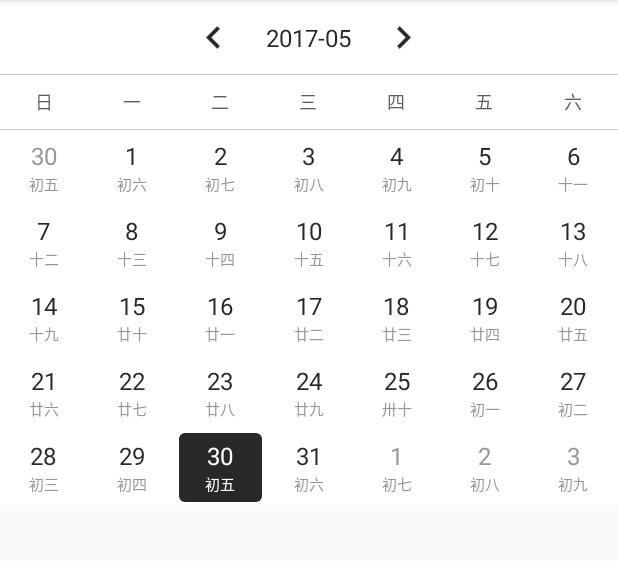
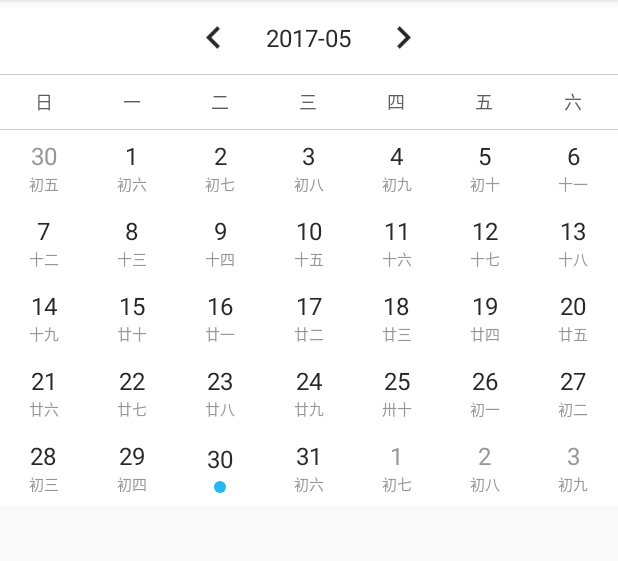
Before and after one commit to xtagwgj/CalendarView, an Android app: the screen it shows after launch (MainActivity), on a phone screen of 412 x 824 dp, the part 84-645 px from its top. Run offline under Robolectric (Android 15) with nearby library versions, the phone set to English and light mode, and no system bars.

Commit message:
修改当前日期的显示方式

```diff
--- a/CalendarView/library/calendarlibrary/src/main/java/com/xtagwgj/calendar/adapter/MNCalendarAdapter.java
+++ b/CalendarView/library/calendarlibrary/src/main/java/com/xtagwgj/calendar/adapter/MNCalendarAdapter.java
@@ -110,17 +110,21 @@ public class MNCalendarAdapter extends RecyclerView.Adapter<RecyclerView.ViewHol
             String now_yyy_MM_dd = sdf.format(nowDate);
             String position_yyy_MM_dd = sdf.format(datePosition);
 
-            if (now_yyy_MM_dd.equals(position_yyy_MM_dd)
+            if (mnCalendarConfig.isMnCalendar_showCurrDay() && now_yyy_MM_dd.equals(position_yyy_MM_dd)
                     && (datePosition.getMonth() == currentDate.getMonth() ||
                     mnCalendarConfig.isMnCalendar_showOtherMonthInfo())) {
-                myViewHolder.iv_today_bg.setVisibility(View.VISIBLE);
-                myViewHolder.iv_today_bg.setBackground(context.getResources().getDrawable(R.drawable.mn_today_bg));
-                myViewHolder.tvDay.setTextColor(mnCalendarConfig.getMnCalendar_colorTodayText());
-                myViewHolder.tvDay_lunar.setTextColor(mnCalendarConfig.getMnCalendar_colorTodayText());
+//                myViewHolder.iv_today_bg.setVisibility(View.VISIBLE);
+//                myViewHolder.iv_today_bg.setBackground(context.getResources().getDrawable(R.drawable.mn_today_bg));
+//                myViewHolder.tvDay.setTextColor(mnCalendarConfig.getMnCalendar_colorTodayText());
+//                myViewHolder.tvDay_lunar.setTextColor(mnCalendarConfig.getMnCalendar_colorTodayText());
+                //动态修改颜色
+//                GradientDrawable myGrad = (GradientDrawable) myViewHolder.iv_today_bg.getBackground();
+//                myGrad.setColor(mnCalendarConfig.getMnCalendar_colorTodayBg());
 
-                //动态修改颜色
-                GradientDrawable myGrad = (GradientDrawable) myViewHolder.iv_today_bg.getBackground();
-                myGrad.setColor(mnCalendarConfig.getMnCalendar_colorTodayBg());
+                myViewHolder.currDayImageView.setVisibility(View.VISIBLE);
+
+            } else {
+                myViewHolder.currDayImageView.setVisibility(View.INVISIBLE);
             }
 
             //阴历的显示
@@ -133,7 +137,17 @@ public class MNCalendarAdapter extends RecyclerView.Adapter<RecyclerView.ViewHol
                 LunarCalendarUtils.Lunar solarToLunar = LunarCalendarUtils.solarToLunar(new LunarCalendarUtils.Solar(year, month, day));
                 String lunarDayString = LunarCalendarUtils.getLunarDayString(solarToLunar.lunarDay);
                 myViewHolder.tvDay_lunar.setText(lunarDayString);
-                myViewHolder.tvDay_lunar.setVisibility(View.VISIBLE);
+
+
+                if (now_yyy_MM_dd.equals(position_yyy_MM_dd)) {
+                    myViewHolder.currDayImageView.setVisibility(View.VISIBLE);
+                    myViewHolder.tvDay_lunar.setVisibility(View.GONE);
+                } else {
+                    myViewHolder.tvDay_lunar.setVisibility(View.VISIBLE);
+                    myViewHolder.currDayImageView.setVisibility(View.GONE);
+                }
+
+
             } else {
                 myViewHolder.tvDay_lunar.setVisibility(View.GONE);
             }
@@ -268,12 +282,14 @@ public class MNCalendarAdapter extends RecyclerView.Adapter<RecyclerView.ViewHol
         private TextView tvDay;
         private TextView tvDay_lunar;
         private ImageView iv_today_bg;
+        private ImageView currDayImageView;
 
         public MyViewHolder(View itemView) {
             super(itemView);
             tvDay = (TextView) itemView.findViewById(R.id.tvDay);
             tvDay_lunar = (TextView) itemView.findViewById(R.id.tvDay_lunar);
             iv_today_bg = (ImageView) itemView.findViewById(R.id.iv_today_bg);
+            currDayImageView = (ImageView) itemView.findViewById(R.id.currDayImageView);
         }
     }
 
--- a/CalendarView/library/calendarlibrary/src/main/java/com/xtagwgj/calendar/model/MNCalendarConfig.java
+++ b/CalendarView/library/calendarlibrary/src/main/java/com/xtagwgj/calendar/model/MNCalendarConfig.java
@@ -31,6 +31,8 @@ public class MNCalendarConfig {
     private boolean mnCalendar_showTitle = true;
     //是否显示其他月份的信息
     private boolean mnCalendar_showOtherMonthInfo = true;
+    //是否显示今天
+    private boolean mnCalendar_showCurrDay = true;
     //日历星期的颜色值
     private int mnCalendar_colorWeek = Color.parseColor("#5E5E5E");
     //日历Item的阳历的颜色值
@@ -56,6 +58,7 @@ public class MNCalendarConfig {
     //日期的选择方式
     private int mnCalendar_chooseType = DATE_CHOOSE_TYPE_SINGLE;
 
+
     private MNCalendarConfig() {
     }
 
@@ -69,6 +72,14 @@ public class MNCalendarConfig {
     @Retention(RetentionPolicy.SOURCE)
     public @interface ChooseType {
 
+    }
+
+    public boolean isMnCalendar_showCurrDay() {
+        return mnCalendar_showCurrDay;
+    }
+
+    public void setMnCalendar_showCurrDay(boolean mnCalendar_showCurrDay) {
+        this.mnCalendar_showCurrDay = mnCalendar_showCurrDay;
     }
 
     public boolean isMnCalendar_showLunar() {
@@ -314,6 +325,11 @@ public class MNCalendarConfig {
             return this;
         }
 
+        public Builder setMnCalendar_showCurrDay(boolean mnCalendar_showCurrDay) {
+            mnCalendarConfig.setMnCalendar_showCurrDay(mnCalendar_showCurrDay);
+            return this;
+        }
+
 
         public MNCalendarConfig build() {
             return mnCalendarConfig;
--- a/CalendarView/library/calendarlibrary/src/main/res/layout/mn_item_calendar.xml
+++ b/CalendarView/library/calendarlibrary/src/main/res/layout/mn_item_calendar.xml
@@ -1,13 +1,9 @@
 <?xml version="1.0" encoding="utf-8"?>
 <RelativeLayout xmlns:android="http://schemas.android.com/apk/res/android"
     android:layout_width="match_parent"
-    android:layout_height="50dp">
+    android:layout_height="50dp"
+    android:background="@drawable/mn_calendar_item_selector">
 
-    <RelativeLayout
-
-        android:layout_width="match_parent"
-        android:layout_height="match_parent"
-        android:background="@drawable/mn_calendar_item_selector">
 
     <ImageView
         android:id="@+id/iv_today_bg"
@@ -18,7 +14,6 @@
         android:adjustViewBounds="true"
         android:background="@drawable/mn_today_bg" />
 
-    </RelativeLayout>
 
     <LinearLayout
         android:layout_width="match_parent"
@@ -44,6 +39,12 @@
             android:textSize="10sp"
             android:visibility="visible" />
 
+        <ImageView
+            android:layout_marginTop="4dp"
+            android:id="@+id/currDayImageView"
+            android:src="@drawable/circle_today_drawable"
+            android:layout_width="wrap_content"
+            android:layout_height="wrap_content" />
 
     </LinearLayout>
 
```
Lines whose indentation alone changed are shown as unchanged.
